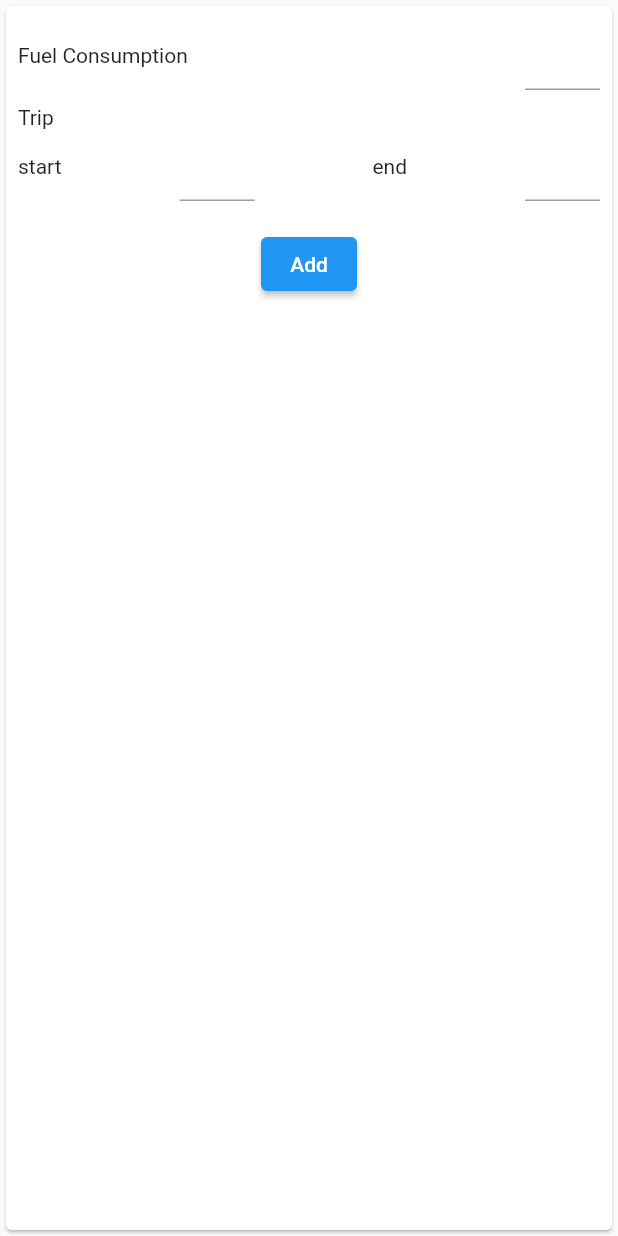
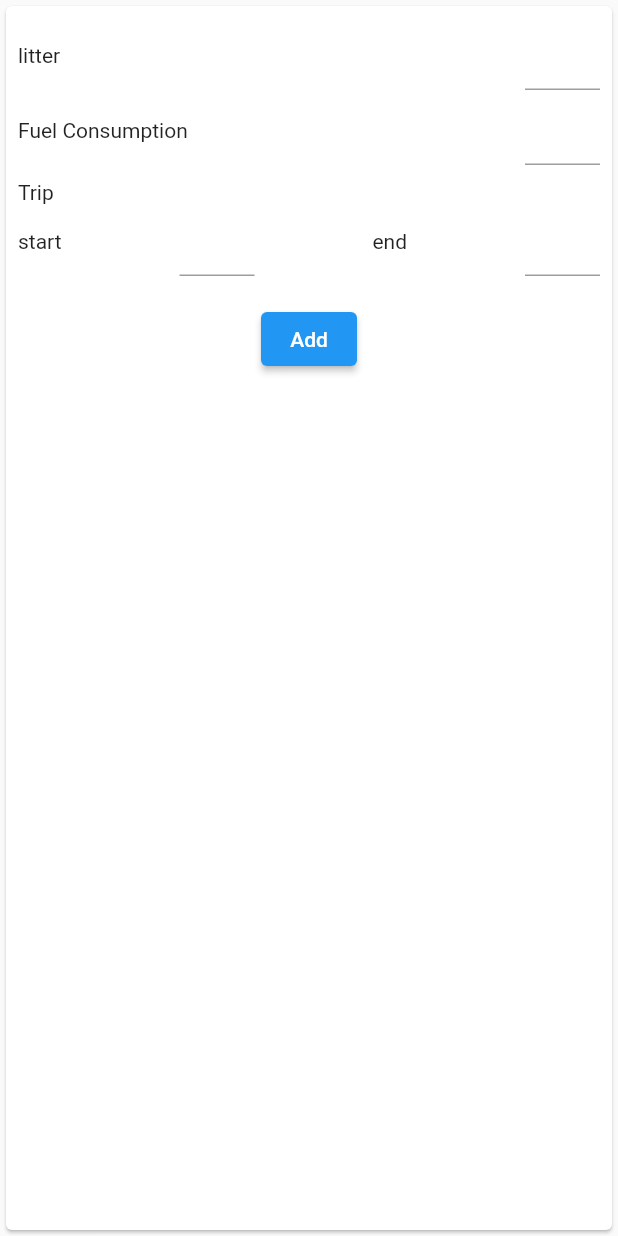
Before and after one commit to UraShiba/dutch_app, a Flutter app: the GasInputCard widget shown alone on an empty page, opened directly, after a tap on "Add", on a phone screen of 412 x 824 dp. Run offline on Flutter 3.47's test engine with Material 2 defaults, Android fonts, the light colour scheme and no system bars; our stand-ins replace equatable, flutter_bloc; statements that could not run were skipped.

Commit message:
Add litter option in Gas fee

```diff
--- a/lib/bloc/gas_fee_bloc.dart
+++ b/lib/bloc/gas_fee_bloc.dart
@@ -6,7 +6,7 @@ import 'package:flutter_bloc/flutter_bloc.dart';
 class GasFeeCubit extends Cubit<GasFeeCalculatorState> {
   GasFeeCubit()
       : super(GasFeeCalculatorState(const GasFeeCalculatorData(
-            fuelConsumption: 1, startTrip: 0, endTrip: 0)));
+            fuelConsumption: 1, startTrip: 0, endTrip: 0, litter: 0)));
 
   void addGasFeeCalculatorData(GasFeeCalculatorData data) {
     emit(GasFeeCalculatorState(data));
@@ -15,7 +15,9 @@ class GasFeeCubit extends Cubit<GasFeeCalculatorState> {
   int calculateGasFee() {
     final int gasFee;
     final GasFeeCalculatorData data = state.gasFeeCalculatorData;
-    gasFee = ((data.endTrip - data.startTrip) / data.fuelConsumption).round();
+    gasFee =
+        (((data.endTrip - data.startTrip) / data.fuelConsumption) * data.litter)
+            .round();
     return gasFee;
   }
 }
--- a/lib/model/highway_tool.dart
+++ b/lib/model/transprtation.dart
@@ -23,12 +23,14 @@ class GasFeeCalculatorData extends Equatable {
   final int fuelConsumption;
   final int startTrip;
   final int endTrip;
+  final int litter;
 
   const GasFeeCalculatorData(
       {required this.fuelConsumption,
       required this.startTrip,
-      required this.endTrip});
+      required this.endTrip,
+      required this.litter});
 
   @override
-  List<Object> get props => [fuelConsumption, startTrip, endTrip];
+  List<Object> get props => [fuelConsumption, startTrip, endTrip, litter];
 }
--- a/lib/widget/expand_gas_fee.dart
+++ b/lib/widget/expand_gas_fee.dart
@@ -13,8 +13,8 @@ class ExpansionGasFee extends StatelessWidget {
       title: const Text("List view"),
       children: [
         BlocBuilder<GasFeeCubit, GasFeeCalculatorState>(
-          builder: ((context, state) =>
-              Text(context.read<GasFeeCubit>().calculateGasFee().toString())),
+          builder: ((context, state) => Text(
+              "${context.read<GasFeeCubit>().calculateGasFee().toString()} yen")),
         )
       ],
     );
--- a/lib/widget/gas_imput_card.dart
+++ b/lib/widget/gas_imput_card.dart
@@ -12,6 +12,7 @@ class GasInputCard extends StatelessWidget {
     final _fuelConsumptionController = TextEditingController();
     final _startConsumptionController = TextEditingController();
     final _endConsumptionController = TextEditingController();
+    final _litter = TextEditingController();
 
     return Card(
       child: Padding(
@@ -19,6 +20,19 @@ class GasInputCard extends StatelessWidget {
         child: Column(
           crossAxisAlignment: CrossAxisAlignment.start,
           children: [
+            Row(
+              mainAxisAlignment: MainAxisAlignment.spaceBetween,
+              children: [
+                const Text("litter"),
+                SizedBox(
+                  width: 50,
+                  height: 50,
+                  child: TextFormField(
+                    controller: _litter,
+                  ),
+                ),
+              ],
+            ),
             Row(
               mainAxisAlignment: MainAxisAlignment.spaceBetween,
               children: [
@@ -65,8 +79,8 @@ class GasInputCard extends StatelessWidget {
                                 int.parse(_fuelConsumptionController.text),
                             startTrip:
                                 int.parse(_startConsumptionController.text),
-                            endTrip:
-                                int.parse(_endConsumptionController.text)));
+                            endTrip: int.parse(_endConsumptionController.text),
+                            litter: int.parse(_litter.text)));
                   },
                   child: const Text("Add")),
             )
```
